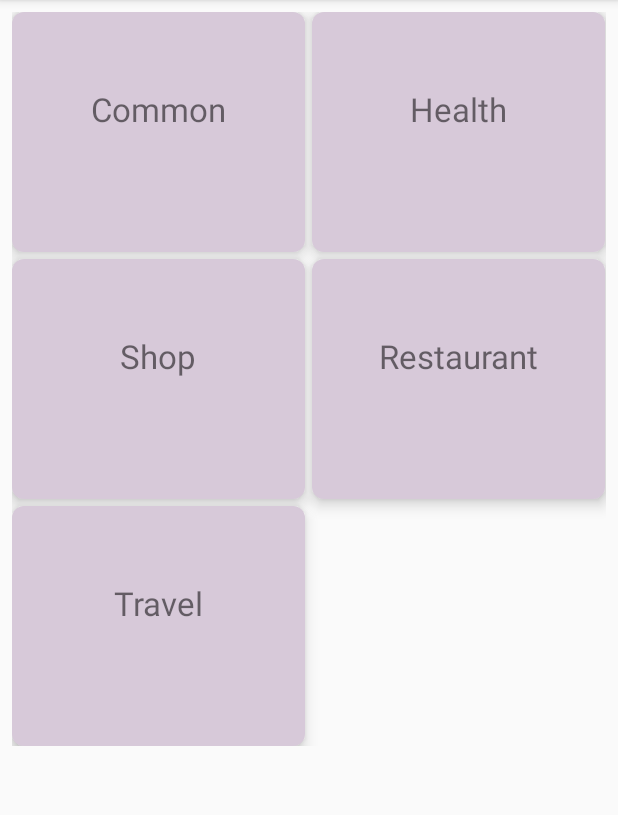
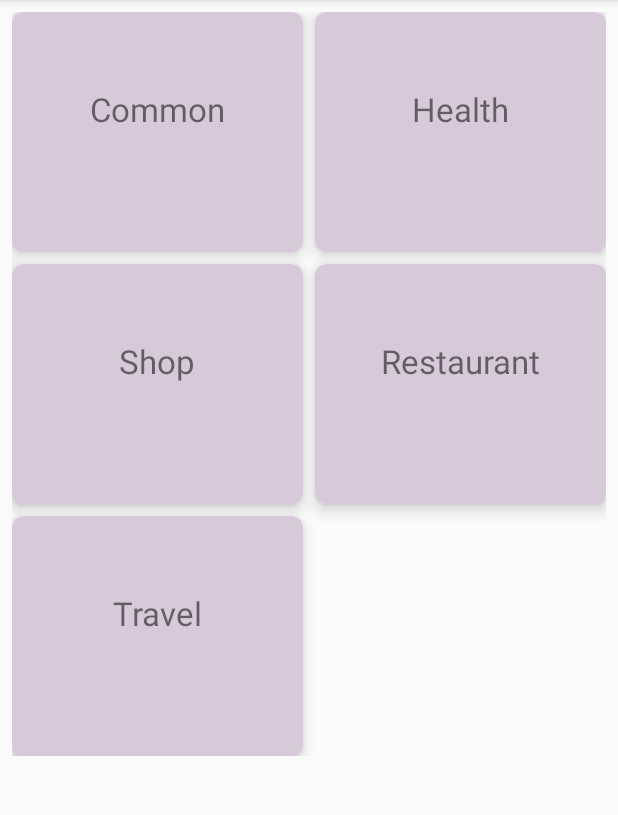
Before and after one commit to gufroan/wearwolf, an Android app: the screen it shows after launch (MainActivity), on a phone screen of 412 x 824 dp, the part 84-899 px from its top. Run offline under Robolectric (Android 15) with nearby library versions, the phone set to English and light mode, and no system bars.

Commit message:
Paddings updated in the MainActivity grid.

```diff
--- a/mobile/src/main/java/org/gufroan/wearwolf/ui/MainGridAdapter.java
+++ b/mobile/src/main/java/org/gufroan/wearwolf/ui/MainGridAdapter.java
@@ -31,6 +31,7 @@ import java.util.Random;
  * limitations under the License.
  */
 public class MainGridAdapter extends BaseAdapter {
+
     private List<Part> mParts;
     Context mContext;
 
@@ -39,7 +40,7 @@ public class MainGridAdapter extends BaseAdapter {
         mParts = parts;
     }
 
-    public void updateList(List<Part> parts){
+    public void updateList(List<Part> parts) {
         this.mParts = parts;
     }
 
@@ -61,20 +62,23 @@ public class MainGridAdapter extends BaseAdapter {
 
     @Override
     public View getView(int position, View card, ViewGroup parent) {
-        LayoutInflater inflater = (LayoutInflater)
-                mContext.getSystemService(Context.LAYOUT_INFLATER_SERVICE);
-        String label = mParts.get(position).getStringData();
-        if (card == null)
+        final LayoutInflater inflater = LayoutInflater.from(mContext);
+        final String label = mParts.get(position).getStringData();
+        if (card == null) {
             card = inflater.inflate(R.layout.card_menu, parent, false);
+        }
+
         ((TextView) card.findViewWithTag("card_tag")).setText(label);
-        int backgroundId = mContext.getResources().getIdentifier(label, null, null);
+        final int backgroundId = mContext.getResources().getIdentifier(label, null, null);
         if (backgroundId == 0) {
             Random rnd = new Random();
             // 150 alpha would make colors more soft
             int color = Color.argb(150, rnd.nextInt(256), rnd.nextInt(256), rnd.nextInt(256));
             ((CardView) card).getChildAt(0).setBackgroundColor(color);
-        } else
+        } else {
             ((CardView) card).getChildAt(0).setBackgroundResource(backgroundId);
+        }
+
         return card;
     }
 
--- a/mobile/src/main/res/layout/main_screen.xml
+++ b/mobile/src/main/res/layout/main_screen.xml
@@ -11,20 +11,13 @@
               android:paddingTop="@dimen/activity_vertical_margin"
               tools:context="org.gufroan.wearwolf.ui.MainActivity">
 
-    <!--<Toolbar-->
-        <!--android:id="@+id/main_toolbar"-->
-        <!--android:background="?colorPrimary"-->
-        <!--android:layout_width="match_parent"-->
-        <!--android:layout_height="?actionBarSize"-->
-        <!--tools:ignore="NewApi"/>-->
-
     <GridView
         android:id="@+id/main_grid"
         android:layout_width="match_parent"
         android:layout_height="wrap_content"
         android:orientation="horizontal"
-        android:verticalSpacing="5dp"
-        android:horizontalSpacing="5dp"
+        android:verticalSpacing="8dp"
+        android:horizontalSpacing="8dp"
         android:stretchMode="columnWidth"
         android:numColumns="2"/>
 
--- a/wear/src/main/res/layout/part_item.xml
+++ b/wear/src/main/res/layout/part_item.xml
@@ -1,6 +1,4 @@
 <?xml version="1.0" encoding="utf-8"?>
-
-
 <RelativeLayout xmlns:android="http://schemas.android.com/apk/res/android"
     xmlns:tools="http://schemas.android.com/tools"
     android:layout_width="match_parent"
```
